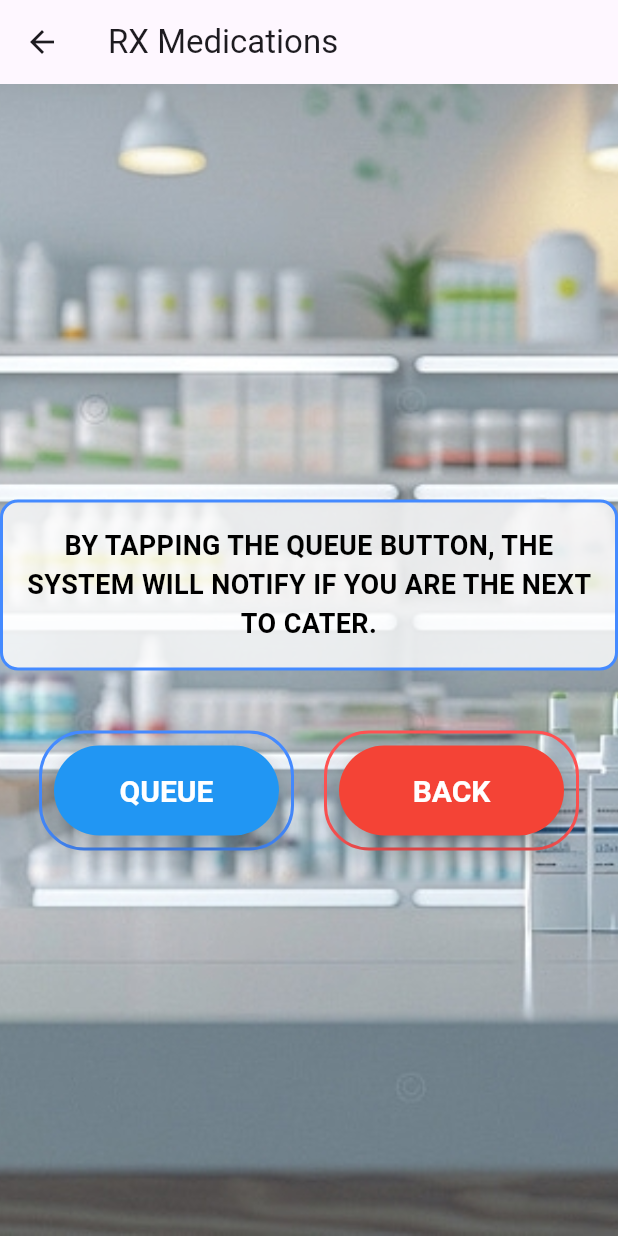
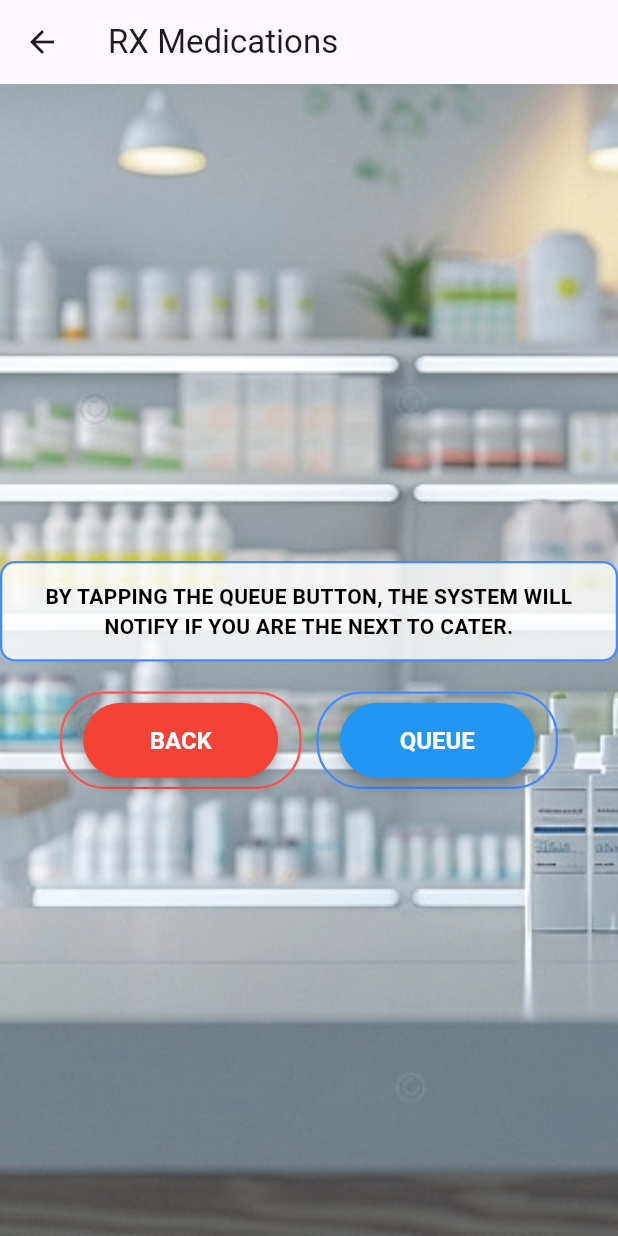
Before and after one commit to xbelderol220000001002/FinalPharma_App, a Flutter app: the screen it shows after launch, after a tap on "RX", on a phone screen of 412 x 824 dp. Run offline on Flutter 3.47's test engine with Material 3 defaults, Android fonts, the phone set to English and light mode, and no system bars.

Commit message:
2nd commit

```diff
--- a/flutter_application_1/lib/Screens/anti_allergy_screen.dart
+++ b/flutter_application_1/lib/Screens/anti_allergy_screen.dart
@@ -27,7 +27,10 @@ class _AntiAllergyScreenState extends State<AntiAllergyScreen> {
     });
 
     ScaffoldMessenger.of(context).showSnackBar(
-      SnackBar(content: Text('$name added to cart!')),
+      SnackBar(
+        content: Text('$name added to cart!'),
+        duration: const Duration(seconds: 1), // 1 second duration
+      ),
     );
   }
 
--- a/flutter_application_1/lib/Screens/cough_screen.dart
+++ b/flutter_application_1/lib/Screens/cough_screen.dart
@@ -26,7 +26,10 @@ class _CoughScreenState extends State<CoughScreen> {
       }
     });
     ScaffoldMessenger.of(context).showSnackBar(
-      SnackBar(content: Text('$name added to cart!')),
+      SnackBar(
+        content: Text('$name added to cart!'),
+        duration: const Duration(seconds: 1), // 1 second duration
+      ),
     );
   }
 
--- a/flutter_application_1/lib/Screens/flu_cold_screen.dart
+++ b/flutter_application_1/lib/Screens/flu_cold_screen.dart
@@ -26,7 +26,10 @@ class _FluColdScreenState extends State<FluColdScreen> {
       }
     });
     ScaffoldMessenger.of(context).showSnackBar(
-      SnackBar(content: Text('$name added to cart!')),
+      SnackBar(
+        content: Text('$name added to cart!'),
+        duration: const Duration(seconds: 1), // 2 seconds duration
+      ),
     );
   }
 
--- a/flutter_application_1/lib/Screens/rx_screen.dart
+++ b/flutter_application_1/lib/Screens/rx_screen.dart
@@ -34,70 +34,63 @@ class _RXScreenState extends State<RXScreen> {
 
                 // Container for the text with padding and border
                 Container(
-                  padding: const EdgeInsets.all(
-                      16.0), // Padding inside the container
+                  padding: const EdgeInsets.all(12.0), // Adjusted padding
                   decoration: BoxDecoration(
-                    color: Colors.white.withOpacity(
-                        0.8), // Slight background color for readability
-                    border: Border.all(
-                        color: Colors.blueAccent,
-                        width: 2), // Border color and width
-                    borderRadius: BorderRadius.circular(12), // Rounded corners
+                    color: Colors.white.withOpacity(0.8),
+                    border: Border.all(color: Colors.blueAccent, width: 1.5),
+                    borderRadius: BorderRadius.circular(10),
                   ),
                   child: const Text(
                     'BY TAPPING THE QUEUE BUTTON, THE SYSTEM WILL NOTIFY IF YOU ARE THE NEXT TO CATER.',
                     style: TextStyle(
-                      fontSize: 18, // Font size
-                      fontWeight: FontWeight.bold, // Bold text
-                      color: Colors.black, // Text color
+                      fontSize: 14, // Slightly smaller font size
+                      fontWeight: FontWeight.bold,
+                      color: Colors.black,
                     ),
-                    textAlign: TextAlign.center, // Center align the text
+                    textAlign: TextAlign.center,
                   ),
                 ),
 
-                const SizedBox(height: 40), // Add some spacing
+                const SizedBox(height: 20),
 
-                // Button Row
+                // Button Row with swapped positions
                 Row(
                   mainAxisAlignment: MainAxisAlignment.center,
                   children: [
-                    // Queue for RX Button
+                    // Back Button (now first)
+                    buildCustomButton(
+                      context,
+                      'BACK',
+                      Colors.red,
+                      Colors.redAccent,
+                      () {
+                        Navigator.pop(context); // Back to previous screen
+                      },
+                    ),
+                    const SizedBox(width: 10), // Space between buttons
+                    // Queue for RX Button (now second)
                     buildCustomButton(
                       context,
                       'QUEUE',
-                      Colors.blue, // Blue background color
-                      Colors.blueAccent, // Blue border color
+                      Colors.blue,
+                      Colors.blueAccent,
                       () {
                         setState(() {
                           queueNumber++; // Increment the queue number
                         });
 
-                        // Show SnackBar with queue number in blue color
                         ScaffoldMessenger.of(context).showSnackBar(
                           SnackBar(
                             content: Text(
                               'You are now queued as number $queueNumber in the system.',
                               style: const TextStyle(
-                                color: Color.fromARGB(
-                                    255, 88, 231, 107), // Blue text color
-                                fontWeight: FontWeight.bold, // Bold text
+                                color: Color.fromARGB(255, 88, 231, 107),
+                                fontWeight: FontWeight.bold,
                               ),
                             ),
-                            duration: const Duration(
-                                seconds: 2), // Duration of the SnackBar
+                            duration: const Duration(seconds: 2),
                           ),
                         );
-                      },
-                    ),
-                    const SizedBox(width: 20), // Space between buttons
-                    // Back Button
-                    buildCustomButton(
-                      context,
-                      'BACK',
-                      Colors.red, // Red background color
-                      Colors.redAccent, // Red border color
-                      () {
-                        Navigator.pop(context); // Back to previous screen
                       },
                     ),
                   ],
@@ -114,26 +107,26 @@ class _RXScreenState extends State<RXScreen> {
   Widget buildCustomButton(BuildContext context, String text,
       Color backgroundColor, Color borderColor, VoidCallback onPressed) {
     return Container(
-      padding: const EdgeInsets.all(8.0),
+      padding: const EdgeInsets.symmetric(
+          horizontal: 14.0, vertical: 6.0), // Reduced padding
       decoration: BoxDecoration(
-        border:
-            Border.all(color: borderColor, width: 2), // Border color and width
-        borderRadius: BorderRadius.circular(30), // Rounded corners
+        border: Border.all(color: borderColor, width: 1.5), // Thin border
+        borderRadius: BorderRadius.circular(30),
       ),
       child: ElevatedButton(
         onPressed: onPressed,
         style: ElevatedButton.styleFrom(
           foregroundColor: Colors.white, // Text color
           backgroundColor: backgroundColor, // Button background color
-          minimumSize: const Size(150, 60), // Button size
+          minimumSize: const Size(130, 50), // Smaller button size
           textStyle: const TextStyle(
-            fontSize: 20, // Font size
-            fontWeight: FontWeight.bold, // Bold text
+            fontSize: 16, // Adjusted font size
+            fontWeight: FontWeight.bold,
           ),
           shape: RoundedRectangleBorder(
-            borderRadius: BorderRadius.circular(30), // Rounded button shape
+            borderRadius: BorderRadius.circular(30),
           ),
-          elevation: 8, // Shadow effect
+          elevation: 4, // Slightly lower shadow
         ),
         child: Text(text),
       ),
--- a/flutter_application_1/lib/main.dart
+++ b/flutter_application_1/lib/main.dart
@@ -16,46 +16,46 @@ class MyApp extends StatelessWidget {
       theme: ThemeData(
         primarySwatch: Colors.blue,
       ),
-      home: const FirstScreen(), // Navigate to the First Screen
+      home: const HomeScreen(),
     );
   }
 }
 
-class FirstScreen extends StatefulWidget {
-  const FirstScreen({super.key});
-
-  @override
-  _FirstScreenState createState() => _FirstScreenState();
-}
-
-class _FirstScreenState extends State<FirstScreen> {
-  // Define cartItems here
-  List<Map<String, dynamic>> cartItems = [];
+class HomeScreen extends StatelessWidget {
+  const HomeScreen({super.key});
 
   @override
   Widget build(BuildContext context) {
+    final screenWidth = MediaQuery.of(context).size.width;
+    final screenHeight = MediaQuery.of(context).size.height;
+
+    // Example cart items (use a Map instead of String)
+    final List<Map<String, dynamic>> cartItems = [
+      {"name": "Paracetamol", "price": 50, "quantity": 2},
+      {"name": "Cough Syrup", "price": 120, "quantity": 1},
+    ];
+
     return Scaffold(
       appBar: AppBar(
         title: const Text('Pharmacy App'),
       ),
-      body: Stack(
-        children: [
-          // Background Image
-          Positioned.fill(
-            child: Image.asset(
-              'assets/X (2).jpg', // Updated background image path
-              fit:
-                  BoxFit.cover, // Ensure the image covers the entire background
+      body: Container(
+        decoration: const BoxDecoration(
+          image: DecorationImage(
+            image: AssetImage('assets/posters.png'), // Background image
+            fit: BoxFit.fill, // Ensures the image fills the screen
           ),
         ),
-          // Buttons Container
-          Positioned(
-            bottom: 80, // Positioning from the bottom of the screen
-            left: MediaQuery.of(context).size.width *
-                0.13, // Adjusted value to move left
+        child: Column(
+          children: [
+            // Content (if any) at the top can go here
+            const Spacer(), // This will push everything below to the bottom
+
+            // Buttons Section (moved to the very bottom)
+            Padding(
+              padding: EdgeInsets.symmetric(horizontal: screenWidth * 0.1),
               child: Row(
-              mainAxisAlignment:
-                  MainAxisAlignment.start, // Align buttons to the left
+                mainAxisAlignment: MainAxisAlignment.spaceBetween,
                 children: [
                   // RX Button
                   ElevatedButton(
@@ -70,17 +70,15 @@ class _FirstScreenState extends State<FirstScreen> {
                     style: ElevatedButton.styleFrom(
                       foregroundColor: Colors.white,
                       backgroundColor: const Color.fromRGBO(255, 152, 0, 1),
-                    minimumSize: const Size(150, 60), // Set button size
-                    textStyle: const TextStyle(fontSize: 20), // Text color
+                      minimumSize:
+                          Size(screenWidth * 0.35, screenHeight * 0.07),
+                      textStyle: TextStyle(fontSize: screenHeight * 0.025),
                       shape: RoundedRectangleBorder(
-                      borderRadius:
-                          BorderRadius.circular(30), // Rounded corners
+                        borderRadius: BorderRadius.circular(30),
                       ),
-                    elevation: 5, // Shadow effect
                     ),
                     child: const Text('RX'),
                   ),
-                const SizedBox(width: 20), // Space between buttons
                   // OTC Button
                   ElevatedButton(
                     onPressed: () {
@@ -94,20 +92,21 @@ class _FirstScreenState extends State<FirstScreen> {
                     style: ElevatedButton.styleFrom(
                       foregroundColor: Colors.white,
                       backgroundColor: const Color.fromARGB(255, 57, 175, 140),
-                    minimumSize: const Size(150, 60), // Set button size
-                    textStyle: const TextStyle(fontSize: 20), // Text color
+                      minimumSize:
+                          Size(screenWidth * 0.35, screenHeight * 0.07),
+                      textStyle: TextStyle(fontSize: screenHeight * 0.025),
                       shape: RoundedRectangleBorder(
-                      borderRadius:
-                          BorderRadius.circular(30), // Rounded corners
+                        borderRadius: BorderRadius.circular(30),
                       ),
-                    elevation: 5, // Shadow effect
                     ),
                     child: const Text('OTC'),
                   ),
                 ],
               ),
             ),
+            const SizedBox(height: 20), // Optional extra spacing
           ],
+        ),
       ),
     );
   }
```
Also changed, not shown: flutter_application_1/lib/Screens/otc_screen.dart (+14 -8 lines), flutter_application_1/lib/Screens/purchase_screen.dart (+89 -137 lines), flutter_application_1/pubspec.yaml (+7 -1 lines), flutter_application_1/assets/posters.png (added). Lines whose indentation alone changed are shown as unchanged.
